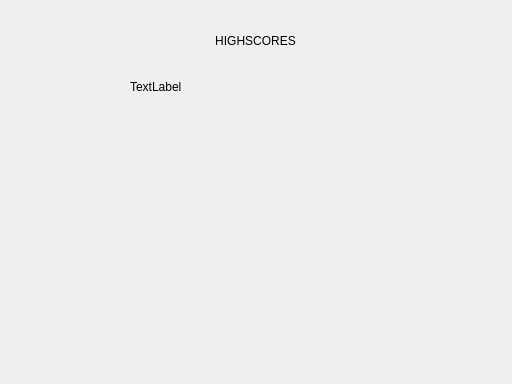
Fulde/dodge-it, file Dodge-it/Dodge-it/widgetscore.ui: the form before one commit.
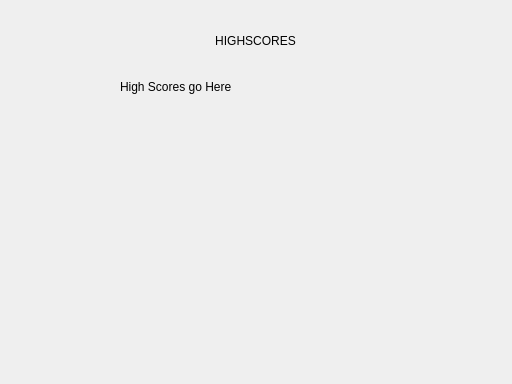
The form after the commit.

Patch:
```diff
--- a/Dodge-it/Dodge-it/widgetscore.ui
+++ b/Dodge-it/Dodge-it/widgetscore.ui
@@ -16,28 +16,6 @@
   <property name="styleSheet">
    <string notr="true"/>
   </property>
-  <widget class="QLabel" name="lblHighScores">
-   <property name="geometry">
-    <rect>
-     <x>130</x>
-     <y>80</y>
-     <width>261</width>
-     <height>271</height>
-    </rect>
-   </property>
-   <property name="styleSheet">
-    <string notr="true">font: 75 12pt &quot;Ubuntu&quot;;</string>
-   </property>
-   <property name="text">
-    <string>TextLabel</string>
-   </property>
-   <property name="alignment">
-    <set>Qt::AlignLeading|Qt::AlignLeft|Qt::AlignTop</set>
-   </property>
-   <property name="wordWrap">
-    <bool>false</bool>
-   </property>
-  </widget>
   <widget class="QLabel" name="lblTitle">
    <property name="geometry">
     <rect>
@@ -57,6 +35,22 @@
     <set>Qt::AlignCenter</set>
    </property>
   </widget>
+  <widget class="QLabel" name="lblHighScores">
+   <property name="geometry">
+    <rect>
+     <x>120</x>
+     <y>80</y>
+     <width>271</width>
+     <height>271</height>
+    </rect>
+   </property>
+   <property name="text">
+    <string>High Scores go Here</string>
+   </property>
+   <property name="alignment">
+    <set>Qt::AlignLeading|Qt::AlignLeft|Qt::AlignTop</set>
+   </property>
+  </widget>
  </widget>
  <layoutdefault spacing="6" margin="11"/>
  <resources/>
```
